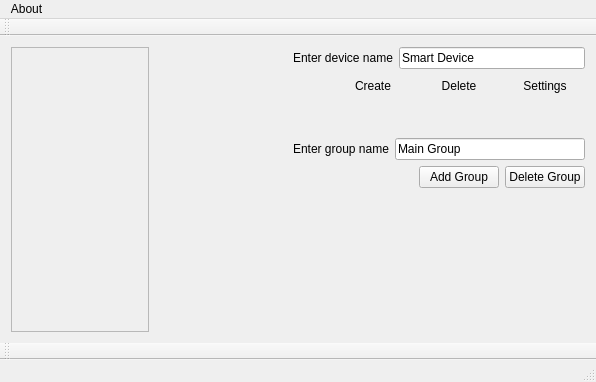
Qt form GUI/GUI/mainwindow.ui (vNexx/Jarvis) before a commit.
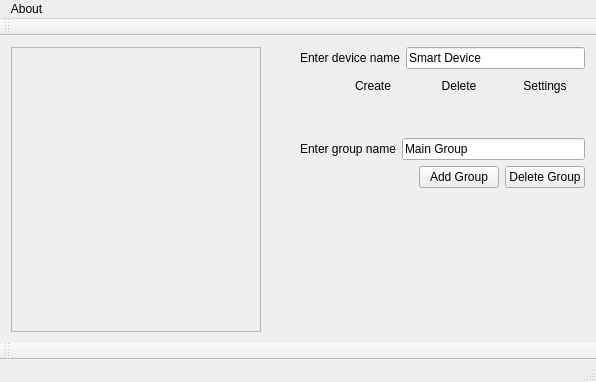
The same form after that commit.

Diff of the .ui file:
```diff
--- a/GUI/GUI/mainwindow.ui
+++ b/GUI/GUI/mainwindow.ui
@@ -172,7 +172,7 @@
      <widget class="QScrollArea" name="scrollArea">
       <property name="minimumSize">
        <size>
-        <width>120</width>
+        <width>250</width>
         <height>60</height>
        </size>
       </property>
@@ -208,7 +208,7 @@
         <rect>
          <x>0</x>
          <y>0</y>
-         <width>130</width>
+         <width>248</width>
          <height>287</height>
         </rect>
        </property>
```
